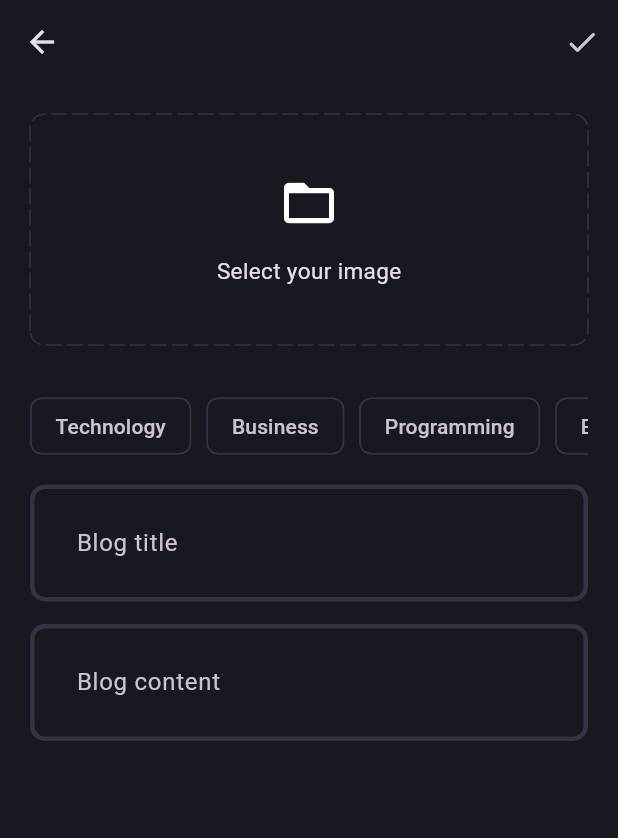
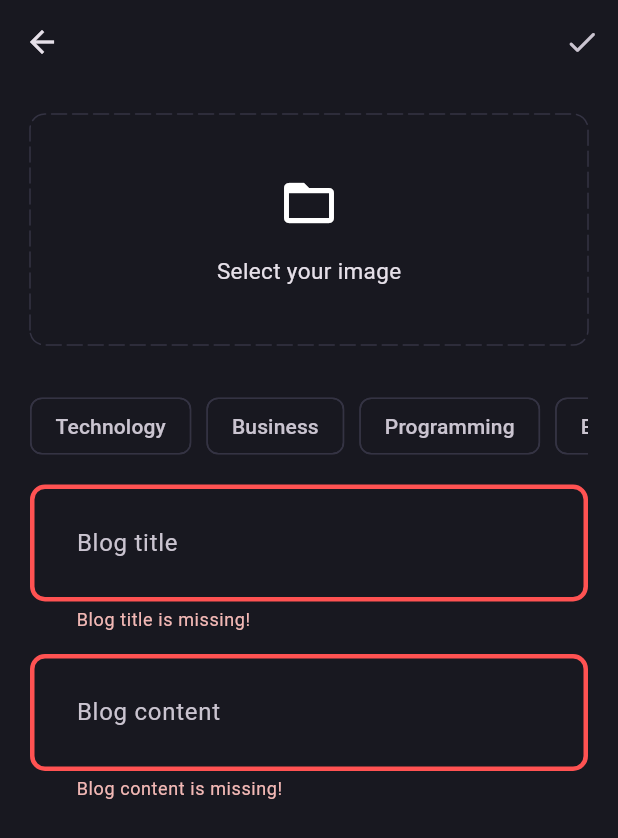
Before and after one commit to LostArrows27/flutter_supabase_blog_app, a Flutter app: the AddNewBlogPage screen opened directly, after a tap on the "done" icon, on a phone screen of 412 x 824 dp. Shown: the top 838 px of the screen. Run offline on Flutter 3.47's test engine with Material 3 defaults, Android fonts, the phone set to English and light mode, and no system bars; drawn by our look-alikes of dotted_border; our stand-ins replace flutter_bloc, fpdart, get_it, image_picker, supabase_flutter; accounts and stored records are empty.

Commit message:
feat: upload post with image with UI state

```diff
--- a/lib/core/theme/theme.dart
+++ b/lib/core/theme/theme.dart
@@ -17,7 +17,11 @@ class AppTheme {
           color: WidgetStatePropertyAll(AppPallete.backgroundColor),
           side: BorderSide.none),
       inputDecorationTheme: InputDecorationTheme(
+          border: _border(),
           contentPadding: const EdgeInsets.all(27),
           focusedBorder: _border(AppPallete.gradient3),
-          enabledBorder: _border()));
+          enabledBorder: _border(),
+          errorBorder: _border(AppPallete.errorColor)
+          ),
+          );
 }
--- /dev/null
+++ b/lib/features/blog/data/repositories/blog_repository_impl.dart
@@ -0,0 +1,44 @@
+import 'dart:io';
+
+import 'package:flutter_supabase/core/error/failure.dart';
+import 'package:flutter_supabase/core/error/server_exception.dart';
+import 'package:flutter_supabase/features/blog/data/datasources/blog_remote_data_source.dart';
+import 'package:flutter_supabase/features/blog/data/models/blog_model.dart';
+import 'package:flutter_supabase/features/blog/domain/entities/blog.dart';
+import 'package:flutter_supabase/features/blog/domain/repositories/blog_repository.dart';
+import 'package:fpdart/fpdart.dart';
+import 'package:uuid/uuid.dart';
+
+class BlogRepositoryImpl implements BlogRepository {
+  final BlogRemoteDataSource blogRemoteDataSource;
+  BlogRepositoryImpl(this.blogRemoteDataSource);
+
+  @override
+  Future<Either<Failure, Blog>> uploadBlog(
+      {required File image,
+      required String title,
+      required String content,
+      required String posterId,
+      required List<String> topics}) async {
+    try {
+      BlogModels blogModels = BlogModels(
+          id: const Uuid().v1(),
+          posterId: posterId,
+          title: title,
+          content: content,
+          imageUrl: '',
+          topics: topics,
+          updatedAt: DateTime.now());
+
+      final imageUrl = await blogRemoteDataSource.uploadBlogImage(
+          image: image, blogModels: blogModels);
+
+      final blog = await blogRemoteDataSource
+          .uploadBlog(blogModels.copyWith(imageUrl: imageUrl));
+
+      return right(blog);
+    } on ServerException catch (e) {
+      return left(Failure(e.message));
+    }
+  }
+}
--- /dev/null
+++ b/lib/features/blog/domain/repositories/blog_repository.dart
@@ -0,0 +1,14 @@
+import 'dart:io';
+
+import 'package:flutter_supabase/core/error/failure.dart';
+import 'package:flutter_supabase/features/blog/domain/entities/blog.dart';
+import 'package:fpdart/fpdart.dart';
+
+abstract interface class BlogRepository {
+  Future<Either<Failure, Blog>> uploadBlog(
+      {required File image,
+      required String title,
+      required String content,
+      required String posterId,
+      required List<String> topics});
+}
--- /dev/null
+++ b/lib/features/blog/domain/usecases/upload_blog.dart
@@ -0,0 +1,37 @@
+import 'dart:io';
+
+import 'package:flutter_supabase/core/error/failure.dart';
+import 'package:flutter_supabase/core/usecase/usecase.dart';
+import 'package:flutter_supabase/features/blog/domain/entities/blog.dart';
+import 'package:flutter_supabase/features/blog/domain/repositories/blog_repository.dart';
+import 'package:fpdart/fpdart.dart';
+
+class UploadBlog implements UseCase<Blog, UploadBlogParams> {
+  final BlogRepository blogRepository;
+  UploadBlog(this.blogRepository);
+
+  @override
+  Future<Either<Failure, Blog>> call(UploadBlogParams params) async {
+    return await blogRepository.uploadBlog(
+        image: params.image,
+        title: params.title,
+        content: params.content,
+        posterId: params.posterId,
+        topics: params.topics);
+  }
+}
+
+class UploadBlogParams {
+  final String posterId;
+  final String title;
+  final String content;
+  final File image;
+  final List<String> topics;
+
+  UploadBlogParams(
+      {required this.posterId,
+      required this.title,
+      required this.content,
+      required this.image,
+      required this.topics});
+}
--- /dev/null
+++ b/lib/features/blog/presentation/bloc/blog_bloc.dart
@@ -0,0 +1,29 @@
+import 'dart:io';
+
+import 'package:flutter/material.dart';
+import 'package:flutter_bloc/flutter_bloc.dart';
+import 'package:flutter_supabase/features/blog/domain/usecases/upload_blog.dart';
+
+part 'blog_event.dart';
+part 'blog_state.dart';
+
+class BlogBloc extends Bloc<BlogEvent, BlogState> {
+  final UploadBlog uploadBlog;
+
+  BlogBloc(this.uploadBlog) : super(BlogInitial()) {
+    on<BlogEvent>((event, emit) => emit(BlogLoading()));
+
+    on<BlogUpload>(_onBlogUpload);
+  }
+
+  void _onBlogUpload(BlogUpload event, Emitter<BlogState> emit) async {
+    final res = await uploadBlog(UploadBlogParams(
+        posterId: event.posterId,
+        title: event.title,
+        content: event.content,
+        image: event.image,
+        topics: event.topics));
+
+    res.fold((l) => emit(BlogFailure(l.message)), (r) => emit(BlogSuccess()));
+  }
+}
--- /dev/null
+++ b/lib/features/blog/presentation/bloc/blog_event.dart
@@ -0,0 +1,19 @@
+part of 'blog_bloc.dart';
+
+@immutable
+sealed class BlogEvent {}
+
+class BlogUpload extends BlogEvent {
+    final String posterId;
+  final String title;
+  final String content;
+  final File image;
+  final List<String> topics;
+
+  BlogUpload(
+      {required this.posterId,
+      required this.title,
+      required this.content,
+      required this.image,
+      required this.topics});
+}
--- /dev/null
+++ b/lib/features/blog/presentation/bloc/blog_state.dart
@@ -0,0 +1,15 @@
+part of 'blog_bloc.dart';
+
+@immutable
+sealed class BlogState {}
+
+final class BlogInitial extends BlogState {}
+
+final class BlogLoading extends BlogState {}
+
+final class BlogFailure extends BlogState {
+  final String error;
+  BlogFailure(this.error);
+}
+
+final class BlogSuccess extends BlogState {}
--- a/lib/features/blog/presentation/pages/add_new_blog_page.dart
+++ b/lib/features/blog/presentation/pages/add_new_blog_page.dart
@@ -2,8 +2,14 @@ import 'dart:io';
 
 import 'package:dotted_border/dotted_border.dart';
 import 'package:flutter/material.dart';
+import 'package:flutter_bloc/flutter_bloc.dart';
+import 'package:flutter_supabase/core/common/cubit/app_user/app_user_cubit.dart';
+import 'package:flutter_supabase/core/common/widgets/loader.dart';
 import 'package:flutter_supabase/core/theme/app_pallete.dart';
 import 'package:flutter_supabase/core/utils/pick_image.dart';
+import 'package:flutter_supabase/core/utils/show_snackbar.dart';
+import 'package:flutter_supabase/features/blog/presentation/bloc/blog_bloc.dart';
+import 'package:flutter_supabase/features/blog/presentation/pages/blog_page.dart';
 import 'package:flutter_supabase/features/blog/presentation/widgets/blog_editor.dart';
 
 class AddNewBlogPage extends StatefulWidget {
@@ -18,6 +24,7 @@ class AddNewBlogPage extends StatefulWidget {
 class _AddNewBlogPageState extends State<AddNewBlogPage> {
   final titleController = TextEditingController();
   final contentController = TextEditingController();
+  final formKey = GlobalKey<FormState>();
   List<String> selectedTopics = [];
   File? image;
 
@@ -27,6 +34,24 @@ class _AddNewBlogPageState extends State<AddNewBlogPage> {
       setState(() {
         image = pickedImage;
       });
+    }
+  }
+
+  void uploadBlog() {
+    if (formKey.currentState!.validate() &&
+        selectedTopics.isNotEmpty &&
+        image != null) {
+      final posterId =
+          (context.read<AppUserCubit>().state as AppUserLoggedIn).user.id;
+      context.read<BlogBloc>().add(
+            BlogUpload(
+              posterId: posterId,
+              title: titleController.text.trim(),
+              content: contentController.text.trim(),
+              image: image!,
+              topics: selectedTopics,
+            ),
+          );
     }
   }
 
@@ -41,11 +66,35 @@ class _AddNewBlogPageState extends State<AddNewBlogPage> {
   Widget build(BuildContext context) {
     return Scaffold(
       appBar: AppBar(
-        actions: [IconButton(onPressed: () {}, icon: Icon(Icons.done_rounded))],
+        actions: [
+          IconButton(
+              onPressed: () {
+                uploadBlog();
+              },
+              icon: Icon(Icons.done_rounded))
+        ],
       ),
       body: Padding(
         padding: const EdgeInsets.all(20.0),
-        child: SingleChildScrollView(
+        child: BlocConsumer<BlogBloc, BlogState>(
+          listener: (context, state) {
+            if (state is BlogFailure) {
+              showSnackbar(context, state.error);
+            } else if (state is BlogSuccess) {
+              Navigator.pushAndRemoveUntil(
+                context,
+                BlogPage.route(),
+                (route) => false,
+              );
+            }
+          },
+          builder: (context, state) {
+            if (state is BlogLoading) {
+              return Loader();
+            }
+            return SingleChildScrollView(
+              child: Form(
+                key: formKey,
                 child: Column(
                   children: [
                     image != null
@@ -92,10 +141,15 @@ class _AddNewBlogPageState extends State<AddNewBlogPage> {
                     SingleChildScrollView(
                       scrollDirection: Axis.horizontal,
                       child: Row(
-                  children:
-                      ['Technology', 'Business', 'Programming', 'Entertainment']
+                        children: [
+                          'Technology',
+                          'Business',
+                          'Programming',
+                          'Entertainment'
+                        ]
                             .map((e) => Padding(
-                                padding: const EdgeInsets.fromLTRB(0, 0, 10, 0),
+                                  padding:
+                                      const EdgeInsets.fromLTRB(0, 0, 10, 0),
                                   child: GestureDetector(
                                     onTap: () {
                                       if (!selectedTopics.contains(e)) {
@@ -122,12 +176,17 @@ class _AddNewBlogPageState extends State<AddNewBlogPage> {
                       ),
                     ),
                     SizedBox(height: 15),
-              BlogEditor(controller: titleController, hintText: 'Blog title'),
+                    BlogEditor(
+                        controller: titleController, hintText: 'Blog title'),
                     SizedBox(height: 15),
                     BlogEditor(
-                  controller: contentController, hintText: 'Blog content'),
+                        controller: contentController,
+                        hintText: 'Blog content'),
                   ],
                 ),
+              ),
+            );
+          },
         ),
       ),
     );
--- a/lib/features/blog/presentation/pages/blog_page.dart
+++ b/lib/features/blog/presentation/pages/blog_page.dart
@@ -2,6 +2,7 @@ import 'package:flutter/material.dart';
 import 'package:flutter_supabase/features/blog/presentation/pages/add_new_blog_page.dart';
 
 class BlogPage extends StatelessWidget {
+  static route() => MaterialPageRoute(builder: (context) => const BlogPage());
   const BlogPage({super.key});
 
   @override
--- a/lib/features/blog/presentation/widgets/blog_editor.dart
+++ b/lib/features/blog/presentation/widgets/blog_editor.dart
@@ -14,6 +14,12 @@ class BlogEditor extends StatelessWidget {
       decoration: InputDecoration(
         hintText: hintText,
       ),
+      validator: (value) {
+        if (value!.isEmpty) {
+          return '$hintText is missing!';
+        }
+        return null;
+      },
     );
   }
 }
--- a/lib/main.dart
+++ b/lib/main.dart
@@ -4,6 +4,7 @@ import 'package:flutter_supabase/core/common/cubit/app_user/app_user_cubit.dart'
 import 'package:flutter_supabase/core/theme/theme.dart';
 import 'package:flutter_supabase/features/auth/presentation/bloc/auth_bloc.dart';
 import 'package:flutter_supabase/features/auth/presentation/pages/signup_page.dart';
+import 'package:flutter_supabase/features/blog/presentation/bloc/blog_bloc.dart';
 import 'package:flutter_supabase/features/blog/presentation/pages/blog_page.dart';
 import 'package:flutter_supabase/init_dependencies.dart';
 
@@ -15,7 +16,8 @@ void main() async {
   runApp(MultiBlocProvider(
     providers: [
       BlocProvider(create: (_) => serviceLocator<AppUserCubit>()),
-      BlocProvider(create: (_) => serviceLocator<AuthBloc>())
+      BlocProvider(create: (_) => serviceLocator<AuthBloc>()),
+      BlocProvider(create: (_) => serviceLocator<BlogBloc>())
     ],
     child: const MyApp(),
   ));
--- a/pubspec.yaml
+++ b/pubspec.yaml
@@ -40,6 +40,7 @@ dependencies:
   get_it: ^8.0.3
   dotted_border: ^2.1.0
   image_picker: ^1.1.2
+  uuid: ^4.5.1
 
 dev_dependencies:
   flutter_test:
```
Also changed, not shown: lib/features/blog/data/datasources/blog_remote_data_source.dart (+10 -3 lines), lib/features/blog/data/models/blog_model.dart (+23 -3 lines), lib/init_dependencies.dart (+36 -0 lines), pubspec.lock. Lines whose indentation alone changed are shown as unchanged.
